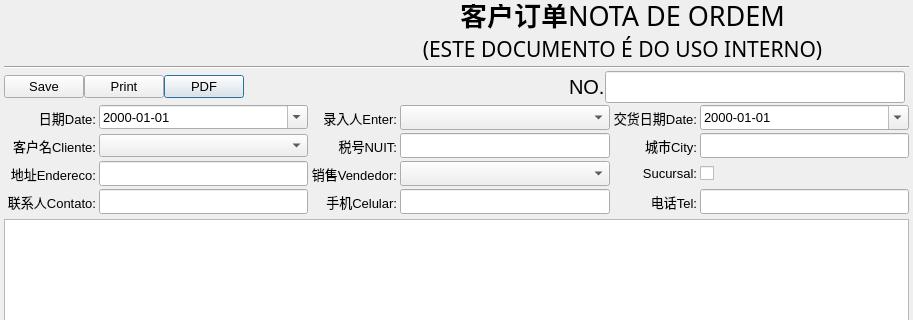
First picture: the form in Ui/FormOrder_Template.ui, repository golden7602/zion, before the edit; both pictures show x 0 to 913 and y 0 to 320 of the 913 by 539 pixel window.
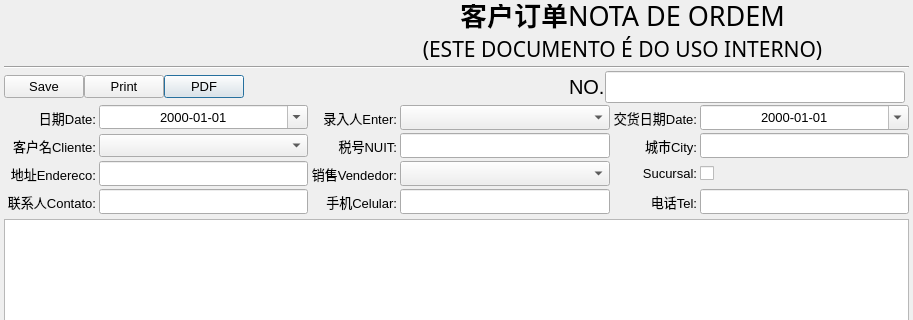
Second picture: the form after the edit. Icons and pictures are not drawn.

```diff
--- a/Ui/FormOrder_Template.ui
+++ b/Ui/FormOrder_Template.ui
@@ -407,6 +407,9 @@
          <height>25</height>
         </size>
        </property>
+       <property name="alignment">
+        <set>Qt::AlignCenter</set>
+       </property>
        <property name="displayFormat">
         <string>yyyy-MM-dd</string>
        </property>
@@ -647,6 +650,9 @@
          <height>16777215</height>
         </size>
        </property>
+       <property name="alignment">
+        <set>Qt::AlignCenter</set>
+       </property>
        <property name="displayFormat">
         <string>yyyy-MM-dd</string>
        </property>
```
